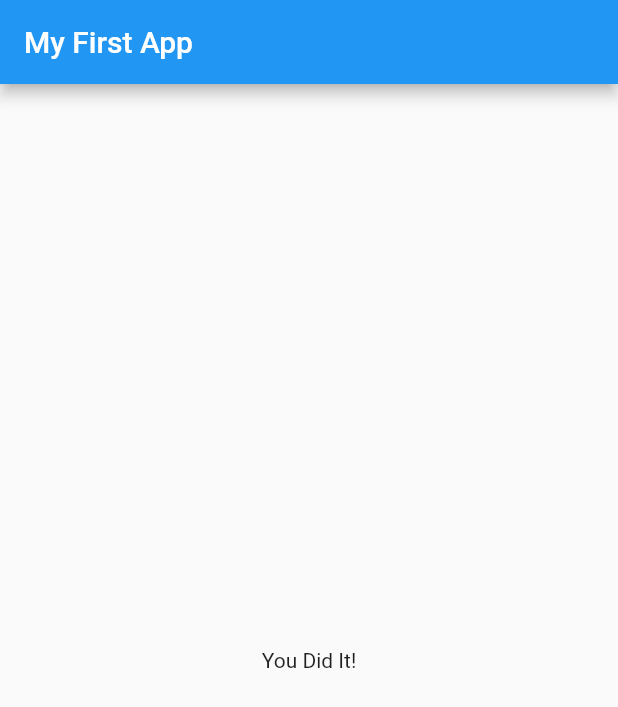
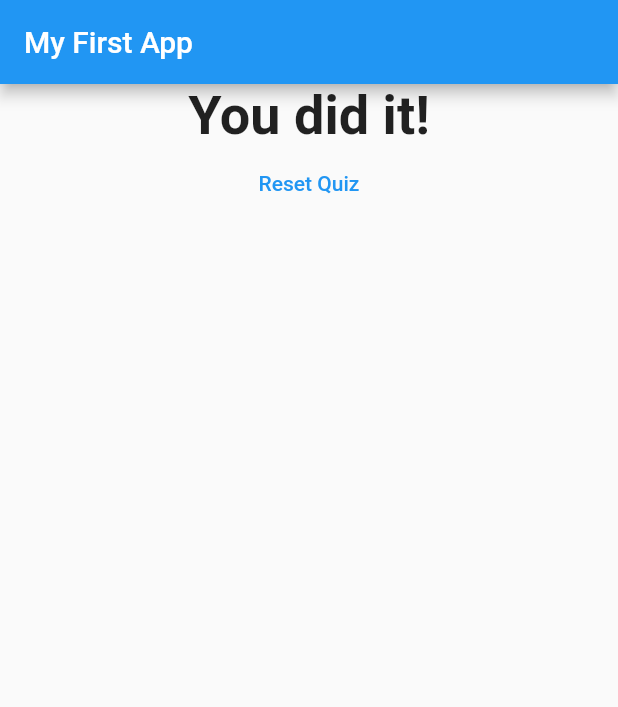
Before and after one commit to delwinbest/flutter_complete_guide, a Flutter app: the screen it shows after launch, after a tap on "Black", after a tap on "Snake", after a tap on "Ribs", on a phone screen of 412 x 824 dp. Shown: the top 707 px of the screen. Run offline on Flutter 3.47's test engine with Material 2 defaults, Android fonts, the phone set to English and light mode, and no system bars.

Commit message:
reset handler

```diff
--- a/lib/main.dart
+++ b/lib/main.dart
@@ -40,6 +40,12 @@ class _MyAppState extends State<MyApp> {
     print(_questionIndex);
   }
 
+  _resetQuiz() {
+    setState(() {
+      _questionIndex = 0;
+    });
+  }
+
   @override
   Widget build(BuildContext context) {
     return MaterialApp(
@@ -52,7 +58,7 @@ class _MyAppState extends State<MyApp> {
                   answerQuestion: _answerQuestion,
                   questions: _questions,
                   questionIndex: _questionIndex)
-              : Result()),
+              : Result(resetHandler: _resetQuiz)),
     );
   }
 }
--- a/lib/result.dart
+++ b/lib/result.dart
@@ -1,12 +1,20 @@
 import 'package:flutter/material.dart';
 
 class Result extends StatelessWidget {
-  const Result();
+  final Function resetHandler;
+
+  const Result({@required this.resetHandler});
 
   @override
   Widget build(BuildContext context) {
     return Center(
-      child: Text('You Did It!'),
+      child: Column(
+        children: [
+          Text('You did it!',
+              style: TextStyle(fontSize: 36, fontWeight: FontWeight.bold)),
+          TextButton(onPressed: resetHandler, child: Text('Reset Quiz'))
+        ],
+      ),
     );
   }
 }
```
